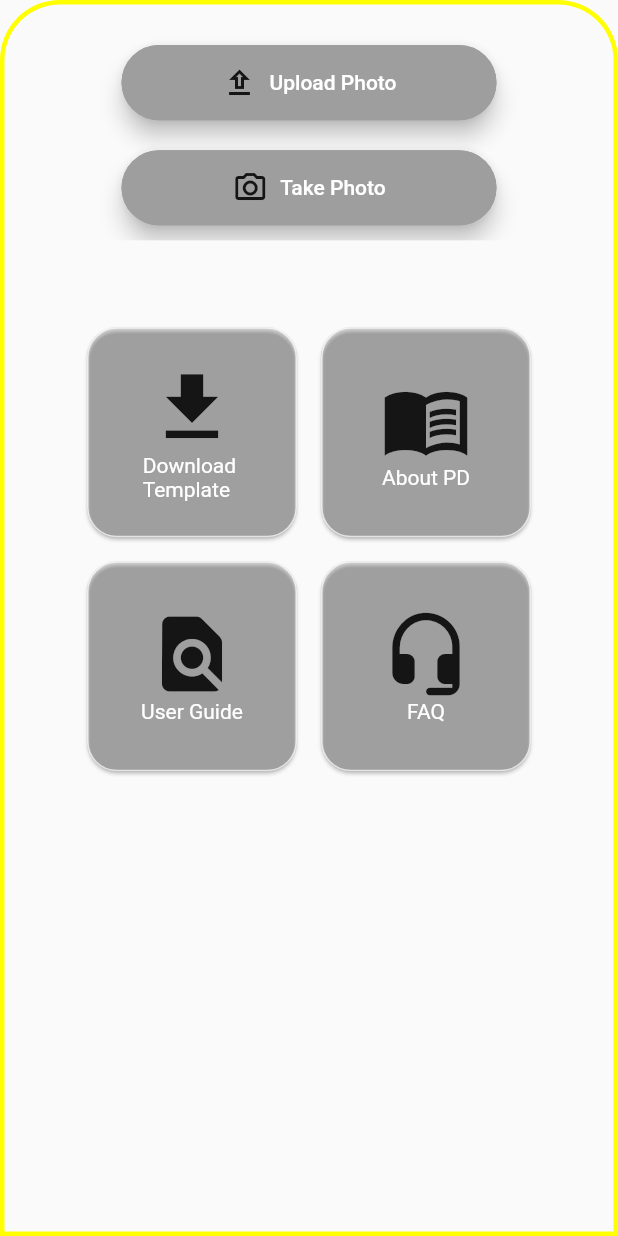
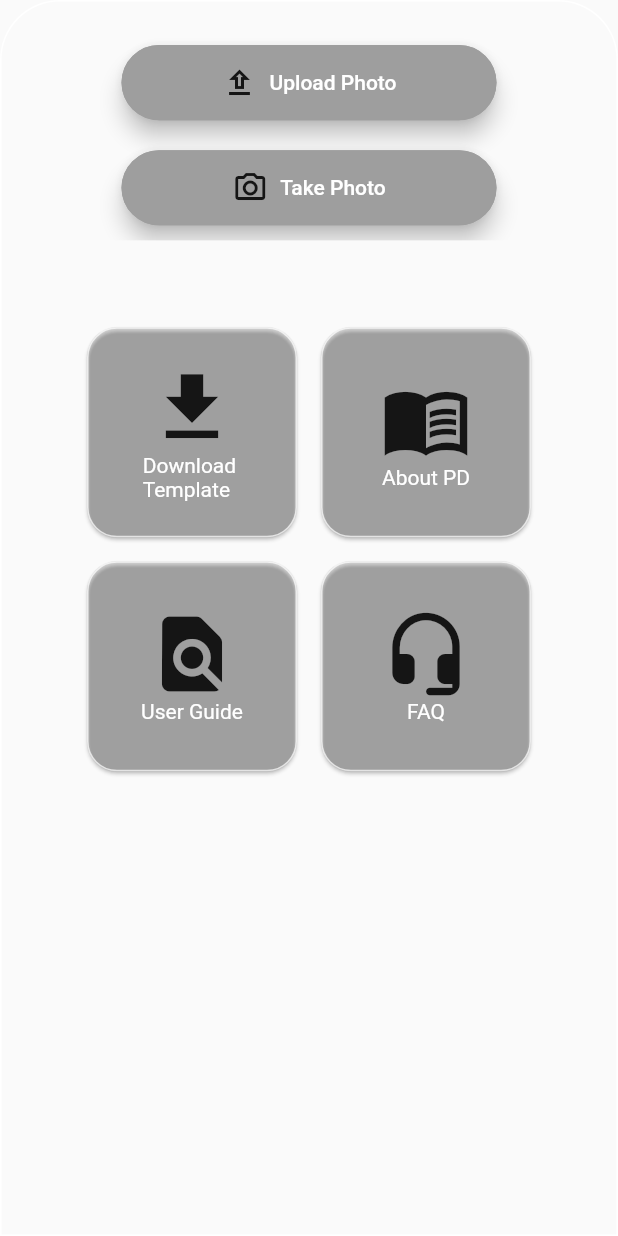
Before and after one commit to RadhikaRanasinghe/Meraki, a Flutter app: the Buttons screen opened directly, after a tap on "FAQ", on a phone screen of 412 x 824 dp. Run offline on Flutter 3.47's test engine with Material 2 defaults, Android fonts, the phone set to English and light mode, and no system bars.

Commit message:
Home Page, Settings Page, FAQ Page for Feedback

```diff
--- a/Frontend/detect_pd/lib/HomeButtons.dart
+++ b/Frontend/detect_pd/lib/HomeButtons.dart
@@ -24,7 +24,7 @@ class Buttons extends StatelessWidget {
           topRight: Radius.circular(40.0),
         ),
             border: Border.all(
-            color: Colors.yellowAccent, width: 3.0
+            color: Colors.white, width: 1.0
         )
         ),
         //height: 310.0,
@@ -180,7 +180,7 @@ class SquareButtons extends StatelessWidget {
                   // ignore: unnecessary_statements
                   link1;
                 },
-                splashColor: Colors.green,
+                splashColor: Colors.black12,
                 child: Center(
                   child: Column(
                     mainAxisSize: MainAxisSize.min,
@@ -204,7 +204,7 @@ class SquareButtons extends StatelessWidget {
                   // ignore: unnecessary_statements
                   link2;
                 },
-                splashColor: Colors.green,
+                splashColor: Colors.black12,
                 child: Center(
                   child: Column(
                     mainAxisSize: MainAxisSize.min,
@@ -228,7 +228,7 @@ class SquareButtons extends StatelessWidget {
                   // ignore: unnecessary_statements
                   link3;
                 },
-                splashColor: Colors.green,
+                splashColor: Colors.black12,
                 child: Center(
                   child: Column(
                     mainAxisSize: MainAxisSize.min,
@@ -252,7 +252,7 @@ class SquareButtons extends StatelessWidget {
                   // ignore: unnecessary_statements
                   link4;
                 },
-                splashColor: Colors.green,
+                splashColor: Colors.black12,
                 child: Center(
                   child: Column(
                     mainAxisSize: MainAxisSize.min,
```
Also changed, not shown: Frontend/detect_pd/lib/main.dart (+34 -106 lines).
